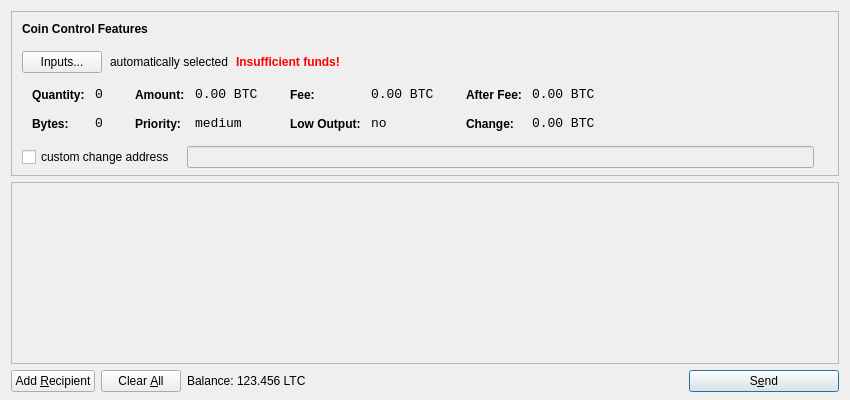
This is source/src/qt/forms/sendcoinsdialog.ui in SecKC/SecKCoin as Qt 5 draws it before an edit. The edited form follows.
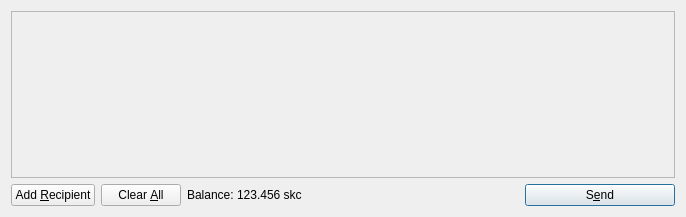
This is the edited form. Icons and pictures are not drawn.

The edit to the form file:
```diff
--- a/source/src/qt/forms/sendcoinsdialog.ui
+++ b/source/src/qt/forms/sendcoinsdialog.ui
@@ -6,615 +6,14 @@
    <rect>
     <x>0</x>
     <y>0</y>
-    <width>850</width>
-    <height>400</height>
+    <width>686</width>
+    <height>217</height>
    </rect>
   </property>
   <property name="windowTitle">
    <string>Send Coins</string>
   </property>
-  <layout class="QVBoxLayout" name="verticalLayout" stretch="0,1,0">
-   <property name="bottomMargin">
-    <number>8</number>
-   </property>
-   <item>
-    <widget class="QFrame" name="frameCoinControl">
-     <property name="sizePolicy">
-      <sizepolicy hsizetype="Expanding" vsizetype="Expanding">
-       <horstretch>0</horstretch>
-       <verstretch>0</verstretch>
-      </sizepolicy>
-     </property>
-     <property name="maximumSize">
-      <size>
-       <width>16777215</width>
-       <height>16777215</height>
-      </size>
-     </property>
-     <property name="frameShape">
-      <enum>QFrame::StyledPanel</enum>
-     </property>
-     <property name="frameShadow">
-      <enum>QFrame::Sunken</enum>
-     </property>
-     <layout class="QVBoxLayout" name="verticalLayoutCoinControl2">
-      <property name="spacing">
-       <number>-1</number>
-      </property>
-      <property name="leftMargin">
-       <number>0</number>
-      </property>
-      <property name="topMargin">
-       <number>0</number>
-      </property>
-      <property name="rightMargin">
-       <number>0</number>
-      </property>
-      <property name="bottomMargin">
-       <number>6</number>
-      </property>
-      <item>
-       <layout class="QVBoxLayout" name="verticalLayoutCoinControl" stretch="0,0,0,0,1">
-        <property name="spacing">
-         <number>0</number>
-        </property>
-        <property name="leftMargin">
-         <number>10</number>
-        </property>
-        <property name="topMargin">
-         <number>10</number>
-        </property>
-        <item>
-         <layout class="QHBoxLayout" name="horizontalLayoutCoinControl1">
-          <property name="bottomMargin">
-           <number>15</number>
-          </property>
-          <item>
-           <widget class="QLabel" name="labelCoinControlFeatures">
-            <property name="sizePolicy">
-             <sizepolicy hsizetype="Preferred" vsizetype="Maximum">
-              <horstretch>0</horstretch>
-              <verstretch>0</verstretch>
-             </sizepolicy>
-            </property>
-            <property name="font">
-             <font>
-              <weight>75</weight>
-              <bold>true</bold>
-             </font>
-            </property>
-            <property name="styleSheet">
-             <string notr="true">font-weight:bold;</string>
-            </property>
-            <property name="text">
-             <string>Coin Control Features</string>
-            </property>
-           </widget>
-          </item>
-         </layout>
-        </item>
-        <item>
-         <layout class="QHBoxLayout" name="horizontalLayoutCoinControl2" stretch="0,0,0,0">
-          <property name="spacing">
-           <number>8</number>
-          </property>
-          <property name="bottomMargin">
-           <number>10</number>
-          </property>
-          <item>
-           <widget class="QPushButton" name="pushButtonCoinControl">
-            <property name="styleSheet">
-             <string notr="true"/>
-            </property>
-            <property name="text">
-             <string>Inputs...</string>
-            </property>
-           </widget>
-          </item>
-          <item>
-           <widget class="QLabel" name="labelCoinControlAutomaticallySelected">
-            <property name="text">
-             <string>automatically selected</string>
-            </property>
-            <property name="margin">
-             <number>5</number>
-            </property>
-           </widget>
-          </item>
-          <item>
-           <widget class="QLabel" name="labelCoinControlInsuffFunds">
-            <property name="font">
-             <font>
-              <weight>75</weight>
-              <bold>true</bold>
-             </font>
-            </property>
-            <property name="styleSheet">
-             <string notr="true">color:red;font-weight:bold;</string>
-            </property>
-            <property name="text">
-             <string>Insufficient funds!</string>
-            </property>
-            <property name="margin">
-             <number>5</number>
-            </property>
-           </widget>
-          </item>
-          <item>
-           <spacer name="horizontalSpacerCoinControl">
-            <property name="orientation">
-             <enum>Qt::Horizontal</enum>
-            </property>
-            <property name="sizeHint" stdset="0">
-             <size>
-              <width>40</width>
-              <height>1</height>
-             </size>
-            </property>
-           </spacer>
-          </item>
-         </layout>
-        </item>
-        <item>
-         <widget class="QWidget" name="widgetCoinControl" native="true">
-          <property name="sizePolicy">
-           <sizepolicy hsizetype="Preferred" vsizetype="Preferred">
-            <horstretch>0</horstretch>
-            <verstretch>0</verstretch>
-           </sizepolicy>
-          </property>
-          <property name="minimumSize">
-           <size>
-            <width>0</width>
-            <height>0</height>
-           </size>
-          </property>
-          <property name="styleSheet">
-           <string notr="true"/>
-          </property>
-          <layout class="QHBoxLayout" name="horizontalLayoutCoinControl5">
-           <property name="margin">
-            <number>0</number>
-           </property>
-           <item>
-            <layout class="QHBoxLayout" name="horizontalLayoutCoinControl3" stretch="0,0,0,1">
-             <property name="spacing">
-              <number>20</number>
-             </property>
-             <property name="topMargin">
-              <number>0</number>
-             </property>
-             <property name="bottomMargin">
-              <number>10</number>
-             </property>
-             <item>
-              <layout class="QFormLayout" name="formLayoutCoinControl1">
-               <property name="horizontalSpacing">
-                <number>10</number>
-               </property>
-               <property name="verticalSpacing">
-                <number>14</number>
-               </property>
-               <property name="leftMargin">
-                <number>10</number>
-               </property>
-               <property name="topMargin">
-                <number>4</number>
-               </property>
-               <property name="rightMargin">
-                <number>6</number>
-               </property>
-               <item row="0" column="0">
-                <widget class="QLabel" name="labelCoinControlQuantityText">
-                 <property name="styleSheet">
-                  <string notr="true">font-weight:bold;</string>
-                 </property>
-                 <property name="text">
-                  <string>Quantity:</string>
-                 </property>
-                 <property name="margin">
-                  <number>0</number>
-                 </property>
-                </widget>
-               </item>
-               <item row="0" column="1">
-                <widget class="QLabel" name="labelCoinControlQuantity">
-                 <property name="font">
-                  <font>
-                   <family>Monospace</family>
-                   <pointsize>10</pointsize>
-                  </font>
-                 </property>
-                 <property name="cursor">
-                  <cursorShape>IBeamCursor</cursorShape>
-                 </property>
-                 <property name="contextMenuPolicy">
-                  <enum>Qt::ActionsContextMenu</enum>
-                 </property>
-                 <property name="text">
-                  <string notr="true">0</string>
-                 </property>
-                 <property name="margin">
-                  <number>0</number>
-                 </property>
-                 <property name="textInteractionFlags">
-                  <set>Qt::LinksAccessibleByMouse|Qt::TextSelectableByKeyboard|Qt::TextSelectableByMouse</set>
-                 </property>
-                </widget>
-               </item>
-               <item row="1" column="0">
-                <widget class="QLabel" name="labelCoinControlBytesText">
-                 <property name="styleSheet">
-                  <string notr="true">font-weight:bold;</string>
-                 </property>
-                 <property name="text">
-                  <string>Bytes:</string>
-                 </property>
-                </widget>
-               </item>
-               <item row="1" column="1">
-                <widget class="QLabel" name="labelCoinControlBytes">
-                 <property name="font">
-                  <font>
-                   <family>Monospace</family>
-                   <pointsize>10</pointsize>
-                  </font>
-                 </property>
-                 <property name="cursor">
-                  <cursorShape>IBeamCursor</cursorShape>
-                 </property>
-                 <property name="contextMenuPolicy">
-                  <enum>Qt::ActionsContextMenu</enum>
-                 </property>
-                 <property name="text">
-                  <string notr="true">0</string>
-                 </property>
-                 <property name="textInteractionFlags">
-                  <set>Qt::LinksAccessibleByMouse|Qt::TextSelectableByKeyboard|Qt::TextSelectableByMouse</set>
-                 </property>
-                </widget>
-               </item>
-              </layout>
-             </item>
-             <item>
-              <layout class="QFormLayout" name="formLayoutCoinControl2">
-               <property name="horizontalSpacing">
-                <number>10</number>
-               </property>
-               <property name="verticalSpacing">
-                <number>14</number>
-               </property>
-               <property name="leftMargin">
-                <number>6</number>
-               </property>
-               <property name="topMargin">
-                <number>4</number>
-               </property>
-               <property name="rightMargin">
-                <number>6</number>
-               </property>
-               <item row="0" column="0">
-                <widget class="QLabel" name="labelCoinControlAmountText">
-                 <property name="styleSheet">
-                  <string notr="true">font-weight:bold;</string>
-                 </property>
-                 <property name="text">
-                  <string>Amount:</string>
-                 </property>
-                 <property name="margin">
-                  <number>0</number>
-                 </property>
-                </widget>
-               </item>
-               <item row="0" column="1">
-                <widget class="QLabel" name="labelCoinControlAmount">
-                 <property name="font">
-                  <font>
-                   <family>Monospace</family>
-                   <pointsize>10</pointsize>
-                  </font>
-                 </property>
-                 <property name="cursor">
-                  <cursorShape>IBeamCursor</cursorShape>
-                 </property>
-                 <property name="contextMenuPolicy">
-                  <enum>Qt::ActionsContextMenu</enum>
-                 </property>
-                 <property name="text">
-                  <string notr="true">0.00 BTC</string>
-                 </property>
-                 <property name="textInteractionFlags">
-                  <set>Qt::LinksAccessibleByMouse|Qt::TextSelectableByKeyboard|Qt::TextSelectableByMouse</set>
-                 </property>
-                </widget>
-               </item>
-               <item row="1" column="0">
-                <widget class="QLabel" name="labelCoinControlPriorityText">
-                 <property name="styleSheet">
-                  <string notr="true">font-weight:bold;</string>
-                 </property>
-                 <property name="text">
-                  <string>Priority:</string>
-                 </property>
-                </widget>
-               </item>
-               <item row="1" column="1">
-                <widget class="QLabel" name="labelCoinControlPriority">
-                 <property name="font">
-                  <font>
-                   <family>Monospace</family>
-                   <pointsize>10</pointsize>
-                  </font>
-                 </property>
-                 <property name="cursor">
-                  <cursorShape>IBeamCursor</cursorShape>
-                 </property>
-                 <property name="contextMenuPolicy">
-                  <enum>Qt::ActionsContextMenu</enum>
-                 </property>
-                 <property name="text">
-                  <string>medium</string>
-                 </property>
-                 <property name="textInteractionFlags">
-                  <set>Qt::LinksAccessibleByMouse|Qt::TextSelectableByKeyboard|Qt::TextSelectableByMouse</set>
-                 </property>
-                </widget>
-               </item>
-              </layout>
-             </item>
-             <item>
-              <layout class="QFormLayout" name="formLayoutCoinControl3">
-               <property name="horizontalSpacing">
-                <number>10</number>
-               </property>
-               <property name="verticalSpacing">
-                <number>14</number>
-               </property>
-               <property name="leftMargin">
-                <number>6</number>
-               </property>
-               <property name="topMargin">
-                <number>4</number>
-               </property>
-               <property name="rightMargin">
-                <number>6</number>
-               </property>
-               <item row="0" column="0">
-                <widget class="QLabel" name="labelCoinControlFeeText">
-                 <property name="styleSheet">
-                  <string notr="true">font-weight:bold;</string>
-                 </property>
-                 <property name="text">
-                  <string>Fee:</string>
-                 </property>
-                 <property name="margin">
-                  <number>0</number>
-                 </property>
-                </widget>
-               </item>
-               <item row="0" column="1">
-                <widget class="QLabel" name="labelCoinControlFee">
-                 <property name="font">
-                  <font>
-                   <family>Monospace</family>
-                   <pointsize>10</pointsize>
-                  </font>
-                 </property>
-                 <property name="cursor">
-                  <cursorShape>IBeamCursor</cursorShape>
-                 </property>
-                 <property name="contextMenuPolicy">
-                  <enum>Qt::ActionsContextMenu</enum>
-                 </property>
-                 <property name="text">
-                  <string notr="true">0.00 BTC</string>
-                 </property>
-                 <property name="textInteractionFlags">
-                  <set>Qt::LinksAccessibleByMouse|Qt::TextSelectableByKeyboard|Qt::TextSelectableByMouse</set>
-                 </property>
-                </widget>
-               </item>
-               <item row="1" column="0">
-                <widget class="QLabel" name="labelCoinControlLowOutputText">
-                 <property name="styleSheet">
-                  <string notr="true">font-weight:bold;</string>
-                 </property>
-                 <property name="text">
-                  <string>Low Output:</string>
-                 </property>
-                </widget>
-               </item>
-               <item row="1" column="1">
-                <widget class="QLabel" name="labelCoinControlLowOutput">
-                 <property name="font">
-                  <font>
-                   <family>Monospace</family>
-                   <pointsize>10</pointsize>
-                  </font>
-                 </property>
-                 <property name="cursor">
-                  <cursorShape>IBeamCursor</cursorShape>
-                 </property>
-                 <property name="contextMenuPolicy">
-                  <enum>Qt::ActionsContextMenu</enum>
-                 </property>
-                 <property name="text">
-                  <string>no</string>
-                 </property>
-                 <property name="textInteractionFlags">
-                  <set>Qt::LinksAccessibleByMouse|Qt::TextSelectableByKeyboard|Qt::TextSelectableByMouse</set>
-                 </property>
-                </widget>
-               </item>
-              </layout>
-             </item>
-             <item>
-              <layout class="QFormLayout" name="formLayoutCoinControl4">
-               <property name="horizontalSpacing">
-                <number>10</number>
-               </property>
-               <property name="verticalSpacing">
-                <number>14</number>
-               </property>
-               <property name="leftMargin">
-                <number>6</number>
-               </property>
-               <property name="topMargin">
-                <number>4</number>
-               </property>
-               <property name="rightMargin">
-                <number>6</number>
-               </property>
-               <item row="0" column="0">
-                <widget class="QLabel" name="labelCoinControlAfterFeeText">
-                 <property name="styleSheet">
-                  <string notr="true">font-weight:bold;</string>
-                 </property>
-                 <property name="text">
-                  <string>After Fee:</string>
-                 </property>
-                 <property name="margin">
-                  <number>0</number>
-                 </property>
-                </widget>
-               </item>
-               <item row="0" column="1">
-                <widget class="QLabel" name="labelCoinControlAfterFee">
-                 <property name="font">
-                  <font>
-                   <family>Monospace</family>
-                   <pointsize>10</pointsize>
-                  </font>
-                 </property>
-                 <property name="cursor">
-                  <cursorShape>IBeamCursor</cursorShape>
-                 </property>
-                 <property name="contextMenuPolicy">
-                  <enum>Qt::ActionsContextMenu</enum>
-                 </property>
-                 <property name="text">
-                  <string notr="true">0.00 BTC</string>
-                 </property>
-                 <property name="textInteractionFlags">
-                  <set>Qt::LinksAccessibleByMouse|Qt::TextSelectableByKeyboard|Qt::TextSelectableByMouse</set>
-                 </property>
-                </widget>
-               </item>
-               <item row="1" column="0">
-                <widget class="QLabel" name="labelCoinControlChangeText">
-                 <property name="styleSheet">
-                  <string notr="true">font-weight:bold;</string>
-                 </property>
-                 <property name="text">
-                  <string>Change:</string>
-                 </property>
-                </widget>
-               </item>
-               <item row="1" column="1">
-                <widget class="QLabel" name="labelCoinControlChange">
-                 <property name="font">
-                  <font>
-                   <family>Monospace</family>
-                   <pointsize>10</pointsize>
-                  </font>
-                 </property>
-                 <property name="cursor">
-                  <cursorShape>IBeamCursor</cursorShape>
-                 </property>
-                 <property name="contextMenuPolicy">
-                  <enum>Qt::ActionsContextMenu</enum>
-                 </property>
-                 <property name="text">
-                  <string notr="true">0.00 BTC</string>
-                 </property>
-                 <property name="textInteractionFlags">
-                  <set>Qt::LinksAccessibleByMouse|Qt::TextSelectableByKeyboard|Qt::TextSelectableByMouse</set>
-                 </property>
-                </widget>
-               </item>
-              </layout>
-             </item>
-            </layout>
-           </item>
-          </layout>
-         </widget>
-        </item>
-        <item>
-         <layout class="QHBoxLayout" name="horizontalLayoutCoinControl4" stretch="0,0,0">
-          <property name="spacing">
-           <number>12</number>
-          </property>
-          <property name="sizeConstraint">
-           <enum>QLayout::SetDefaultConstraint</enum>
-          </property>
-          <property name="topMargin">
-           <number>5</number>
-          </property>
-          <property name="rightMargin">
-           <number>5</number>
-          </property>
-          <item>
-           <widget class="QCheckBox" name="checkBoxCoinControlChange">
-            <property name="text">
-             <string>custom change address</string>
-            </property>
-           </widget>
-          </item>
-          <item>
-           <widget class="QLineEdit" name="lineEditCoinControlChange">
-            <property name="enabled">
-             <bool>false</bool>
-            </property>
-            <property name="sizePolicy">
-             <sizepolicy hsizetype="Expanding" vsizetype="Fixed">
-              <horstretch>0</horstretch>
-              <verstretch>0</verstretch>
-             </sizepolicy>
-            </property>
-           </widget>
-          </item>
-          <item>
-           <widget class="QLabel" name="labelCoinControlChangeLabel">
-            <property name="sizePolicy">
-             <sizepolicy hsizetype="Preferred" vsizetype="Expanding">
-              <horstretch>0</horstretch>
-              <verstretch>0</verstretch>
-             </sizepolicy>
-            </property>
-            <property name="minimumSize">
-             <size>
-              <width>0</width>
-              <height>0</height>
-             </size>
-            </property>
-            <property name="text">
-             <string/>
-            </property>
-            <property name="margin">
-             <number>3</number>
-            </property>
-           </widget>
-          </item>
-         </layout>
-        </item>
-        <item>
-         <spacer name="verticalSpacerCoinControl">
-          <property name="orientation">
-           <enum>Qt::Vertical</enum>
-          </property>
-          <property name="sizeHint" stdset="0">
-           <size>
-            <width>800</width>
-            <height>1</height>
-           </size>
-          </property>
-         </spacer>
-        </item>
-       </layout>
-      </item>
-     </layout>
-    </widget>
-   </item>
+  <layout class="QVBoxLayout" name="verticalLayout">
    <item>
     <widget class="QScrollArea" name="scrollArea">
      <property name="widgetResizable">
@@ -625,7 +24,7 @@
        <rect>
         <x>0</x>
         <y>0</y>
-        <width>830</width>
+        <width>666</width>
         <height>165</height>
        </rect>
       </property>
@@ -720,7 +119,7 @@
           <cursorShape>IBeamCursor</cursorShape>
          </property>
          <property name="text">
-          <string>123.456 LTC</string>
+          <string>123.456 skc</string>
          </property>
          <property name="textInteractionFlags">
           <set>Qt::LinksAccessibleByMouse|Qt::TextSelectableByKeyboard|Qt::TextSelectableByMouse</set>
```
